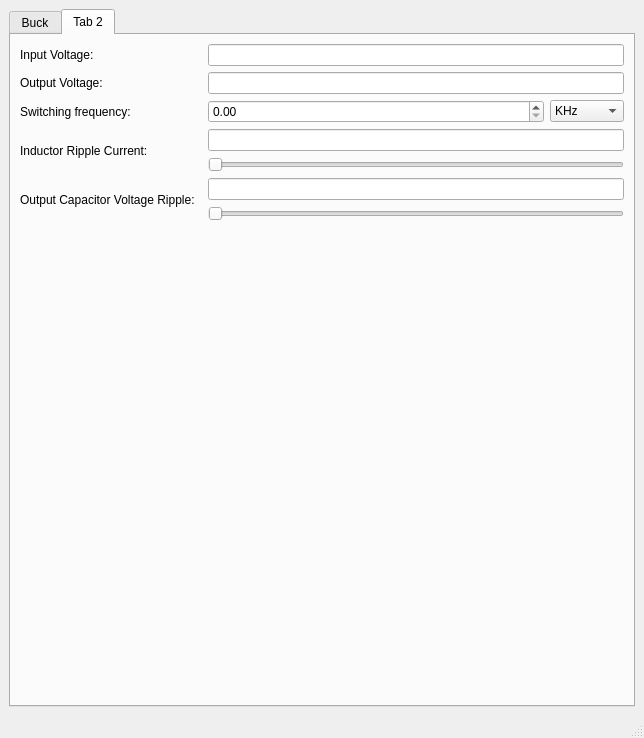
Cubesat-EPS-Project/project_driver, file project_driver.ui: the form before one commit.
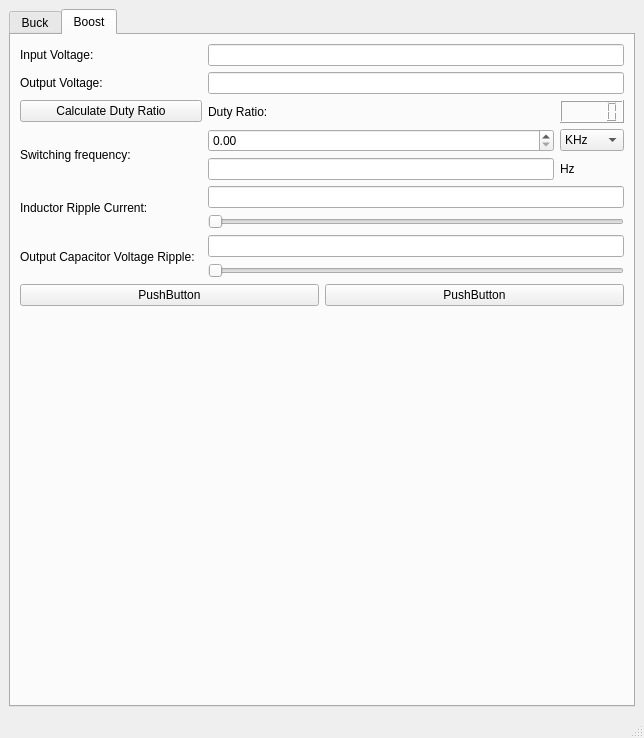
The form after the commit. The open tabs and pages were chosen to show the change. Icons and pictures are not drawn.

```diff
--- a/project_driver.ui
+++ b/project_driver.ui
@@ -468,25 +468,70 @@
         </widget>
         <widget class="QWidget" name="tab_2">
          <attribute name="title">
-          <string>Tab 2</string>
+          <string>Boost</string>
          </attribute>
          <layout class="QFormLayout" name="formLayout_2">
           <item row="0" column="0" colspan="2">
            <layout class="QGridLayout" name="gridLayout_4">
-            <item row="1" column="0">
-             <widget class="QLabel" name="label_6">
+            <item row="10" column="1" colspan="2">
+             <widget class="QSlider" name="horizontalSlider_4">
+              <property name="orientation">
+               <enum>Qt::Horizontal</enum>
+              </property>
+             </widget>
+            </item>
+            <item row="9" column="0" rowspan="2">
+             <widget class="QLabel" name="label_9">
               <property name="text">
-               <string>Input Voltage: </string>
+               <string>Output Capacitor Voltage Ripple:  </string>
               </property>
              </widget>
             </item>
-            <item row="5" column="0" rowspan="2">
+            <item row="4" column="2" rowspan="2">
+             <widget class="QComboBox" name="boostfreqmul">
+              <item>
+               <property name="text">
+                <string>KHz</string>
+               </property>
+              </item>
+              <item>
+               <property name="text">
+                <string>MHz</string>
+               </property>
+              </item>
+             </widget>
+            </item>
+            <item row="2" column="1" colspan="2">
+             <widget class="QLineEdit" name="boostvout"/>
+            </item>
+            <item row="7" column="0" rowspan="2">
              <widget class="QLabel" name="label_7">
               <property name="text">
                <string>Inductor Ripple Current: </string>
               </property>
              </widget>
             </item>
+            <item row="1" column="0">
+             <widget class="QLabel" name="label_6">
+              <property name="text">
+               <string>Input Voltage: </string>
+              </property>
+             </widget>
+            </item>
+            <item row="6" column="1">
+             <widget class="QLineEdit" name="lineEdit">
+              <property name="readOnly">
+               <bool>true</bool>
+              </property>
+             </widget>
+            </item>
+            <item row="8" column="1" colspan="2">
+             <widget class="QSlider" name="horizontalSlider_3">
+              <property name="orientation">
+               <enum>Qt::Horizontal</enum>
+              </property>
+             </widget>
+            </item>
             <item row="2" column="0">
              <widget class="QLabel" name="label_8">
               <property name="text">
@@ -494,15 +539,14 @@
               </property>
              </widget>
             </item>
-            <item row="7" column="0" rowspan="2">
-             <widget class="QLabel" name="label_9">
-              <property name="text">
-               <string>Output Capacitor Voltage Ripple:  </string>
-              </property>
-             </widget>
+            <item row="9" column="1" colspan="2">
+             <widget class="QLineEdit" name="boostvripp"/>
             </item>
-            <item row="3" column="1" rowspan="2">
-             <widget class="QDoubleSpinBox" name="doubleSpinBox_2">
+            <item row="1" column="1" colspan="2">
+             <widget class="QLineEdit" name="boostvin"/>
+            </item>
+            <item row="4" column="1" rowspan="2">
+             <widget class="QDoubleSpinBox" name="boostfreq">
               <property name="minimumSize">
                <size>
                 <width>336</width>
@@ -511,51 +555,62 @@
               </property>
              </widget>
             </item>
-            <item row="3" column="0" rowspan="2">
-             <widget class="QLabel" name="label_10">
-              <property name="text">
-               <string>Switching frequency: </string>
-              </property>
-             </widget>
-            </item>
-            <item row="2" column="1" colspan="2">
-             <widget class="QLineEdit" name="lineEdit_3"/>
-            </item>
-            <item row="1" column="1" colspan="2">
-             <widget class="QLineEdit" name="lineEdit_6"/>
-            </item>
-            <item row="5" column="1" colspan="2">
-             <widget class="QLineEdit" name="lineEdit_7"/>
-            </item>
             <item row="7" column="1" colspan="2">
              <widget class="QLineEdit" name="lineEdit_8"/>
             </item>
-            <item row="6" column="1" colspan="2">
-             <widget class="QSlider" name="horizontalSlider_3">
-              <property name="orientation">
-               <enum>Qt::Horizontal</enum>
+            <item row="3" column="0">
+             <widget class="QPushButton" name="pushButton_7">
+              <property name="text">
+               <string>Calculate Duty Ratio</string>
               </property>
              </widget>
             </item>
-            <item row="8" column="1" colspan="2">
-             <widget class="QSlider" name="horizontalSlider_4">
-              <property name="orientation">
-               <enum>Qt::Horizontal</enum>
+            <item row="3" column="2">
+             <widget class="QLCDNumber" name="lcdNumber_5"/>
+            </item>
+            <item row="6" column="2">
+             <widget class="QLabel" name="label_27">
+              <property name="text">
+               <string>Hz</string>
               </property>
              </widget>
             </item>
-            <item row="3" column="2" rowspan="2">
-             <widget class="QComboBox" name="comboBox_2">
-              <item>
-               <property name="text">
-                <string>KHz</string>
-               </property>
-              </item>
-              <item>
-               <property name="text">
-                <string>MHz</string>
-               </property>
-              </item>
+            <item row="4" column="0" rowspan="3">
+             <widget class="QLabel" name="label_10">
+              <property name="text">
+               <string>Switching frequency: </string>
+              </property>
+             </widget>
+            </item>
+            <item row="3" column="1">
+             <widget class="QLabel" name="label_18">
+              <property name="text">
+               <string>Duty Ratio:</string>
+              </property>
+             </widget>
+            </item>
+           </layout>
+          </item>
+          <item row="1" column="0" colspan="2">
+           <layout class="QHBoxLayout" name="horizontalLayout">
+            <property name="leftMargin">
+             <number>0</number>
+            </property>
+            <property name="topMargin">
+             <number>0</number>
+            </property>
+            <item>
+             <widget class="QPushButton" name="pushButton_6">
+              <property name="text">
+               <string>PushButton</string>
+              </property>
+             </widget>
+            </item>
+            <item>
+             <widget class="QPushButton" name="pushButton_5">
+              <property name="text">
+               <string>PushButton</string>
+              </property>
              </widget>
             </item>
            </layout>
```
Left out of the diff: 328 changed lines with no effect on the pictures.
